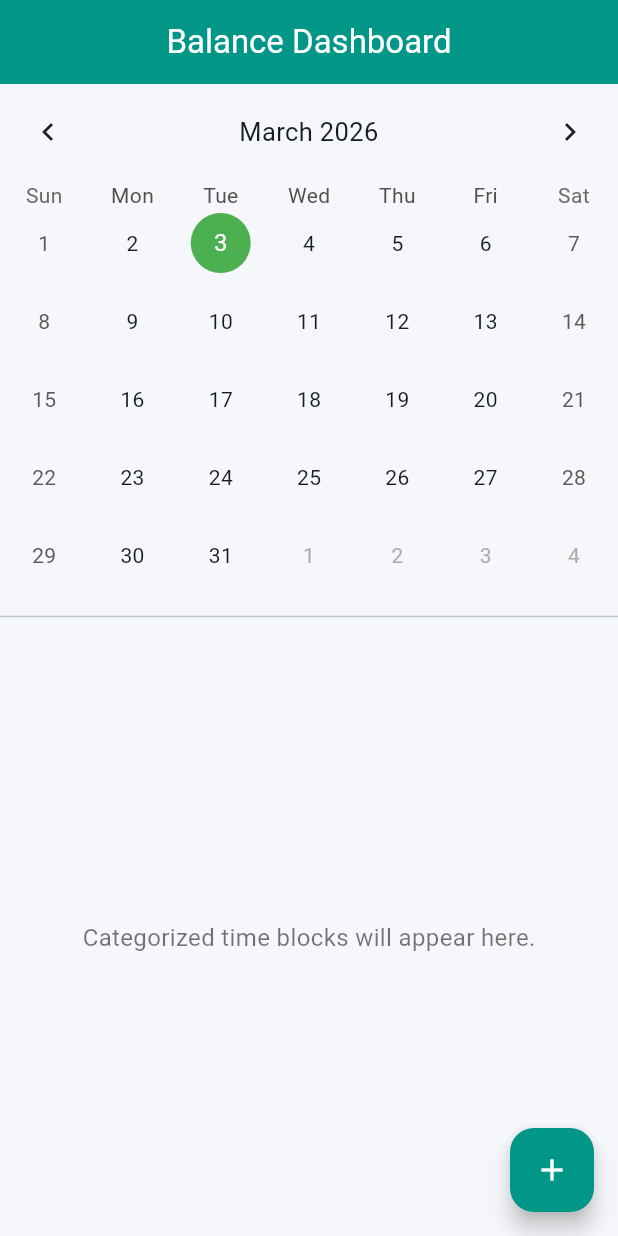
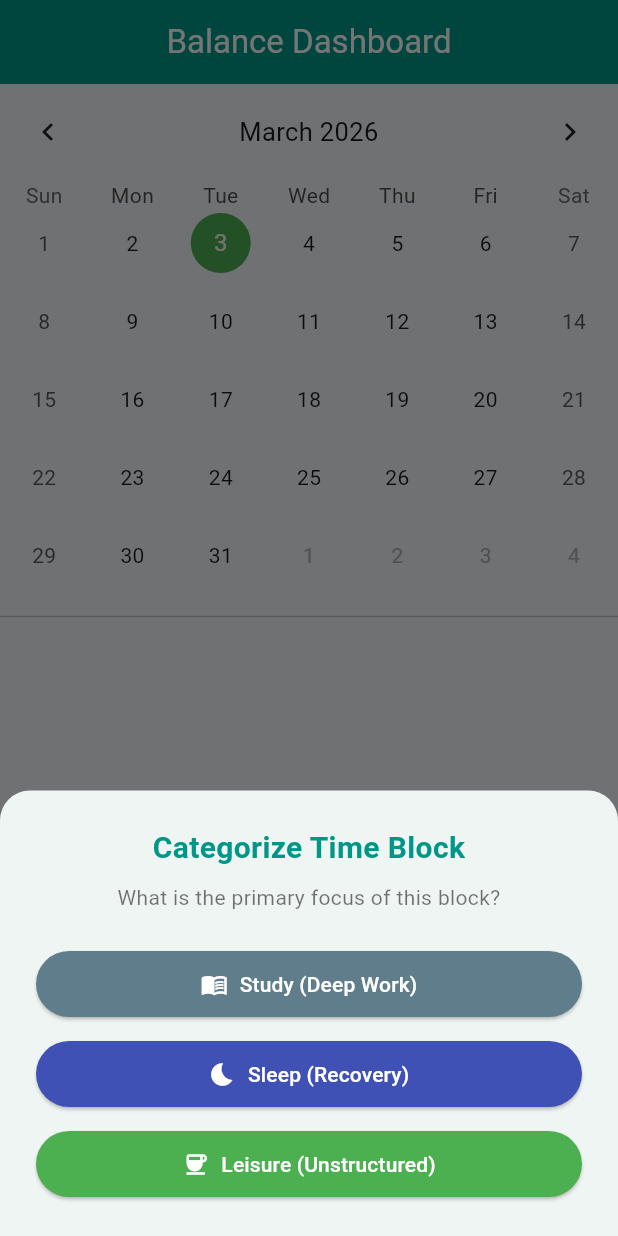
Before and after one commit to KumarS14/balance_app, a Flutter app: the screen it shows after launch, after a tap on the "add" icon, on a phone screen of 412 x 824 dp. Run offline on Flutter 3.47's test engine with Material 3 defaults, Android fonts, the light colour scheme and no system bars; drawn by our look-alikes of table_calendar; our stand-ins replace sqflite; accounts and stored records are empty.

Commit message:
feat: implement local SQLite database for Privacy-First time block storage

```diff
--- a/lib/database_helper.dart
+++ b/lib/database_helper.dart
@@ -0,0 +1,45 @@
+import 'package:sqflite/sqflite.dart';
+import 'package:path/path.dart';
+import 'package:path_provider/path_provider.dart';
+
+class DatabaseHelper {
+  // Implementing a Singleton pattern so only one database connection exists at a time
+  static final DatabaseHelper instance = DatabaseHelper._init();
+  static Database? _database;
+
+  DatabaseHelper._init();
+
+  Future<Database> get database async {
+    if (_database != null) return _database!;
+    _database = await _initDB('balance_habits.db');
+    return _database!;
+  }
+
+  // I used path_provider here to solve the challenge of cross-platform local storage.
+  // This ensures the database is saved securely on the user's specific device,
+  // fulfilling my 'Privacy-First' requirement.
+  Future<Database> _initDB(String filePath) async {
+    final dbFolder = await getApplicationDocumentsDirectory();
+    final path = join(dbFolder.path, filePath);
+
+    return await openDatabase(path, version: 1, onCreate: _createDB);
+  }
+
+  // Creating the schema based on the ERD diagram in my design specification
+  Future _createDB(Database db, int version) async {
+    await db.execute('''
+      CREATE TABLE time_blocks (
+        id INTEGER PRIMARY KEY AUTOINCREMENT,
+        category TEXT NOT NULL,
+        date TEXT NOT NULL,
+        is_productive INTEGER NOT NULL
+      )
+    ''');
+  }
+
+  // Function to save the user's categorized time blocks locally
+  Future<int> insertTimeBlock(Map<String, dynamic> row) async {
+    final db = await instance.database;
+    return await db.insert('time_blocks', row);
+  }
+}
--- a/lib/main.dart
+++ b/lib/main.dart
@@ -1,10 +1,10 @@
 import 'package:flutter/material.dart';
 import 'package:table_calendar/table_calendar.dart';
+import 'database_helper.dart'; // Connecting my local database helper
 
 void main() {
   // I must ensure Flutter bindings are initialized before running the app.
   // This is a strict technical requirement for my Local-First SQLite architecture
-  // to access the device's hard drive and protect user privacy.
   WidgetsFlutterBinding.ensureInitialized();
   runApp(const BalanceApp());
 }
@@ -16,16 +16,13 @@ class BalanceApp extends StatelessWidget {
   Widget build(BuildContext context) {
     return MaterialApp(
       title: 'Balance: Life Management',
-      debugShowCheckedModeBanner: false, // I removed the debug banner to maintain a clean UI for testing.
+      debugShowCheckedModeBanner: false,
       theme: ThemeData(
-        // I implemented this Teal and Green colour palette based on my visual research.
-        // It deliberately reduces visual stress and contrasts with the anxiety-inducing
-        // reds I observed in competitor apps like Pomofocus.
         colorScheme: ColorScheme.fromSeed(
           seedColor: Colors.teal,
           primary: Colors.teal,
           secondary: Colors.green,
-          surface: const Color(0xFFF5F7FA), // Calming off-white background
+          surface: const Color(0xFFF5F7FA),
         ),
         useMaterial3: true,
         appBarTheme: const AppBarTheme(
@@ -48,10 +45,99 @@ class BalanceDashboard extends StatefulWidget {
 }
 
 class _BalanceDashboardState extends State<BalanceDashboard> {
-  // These variables manage my calendar state, which I designed specifically
-  // to support the 'Reflection' stage of the Personal Informatics model.
   DateTime _focusedDay = DateTime.now();
   DateTime? _selectedDay;
+
+  // I engineered this method to trigger the 'Time Locking' mechanism.
+  void _showTimeLockingModal(BuildContext context) {
+    showModalBottomSheet(
+      context: context,
+      shape: const RoundedRectangleBorder(
+        borderRadius: BorderRadius.vertical(top: Radius.circular(20)),
+      ),
+      builder: (BuildContext context) {
+        return Padding(
+          padding: const EdgeInsets.all(24.0),
+          child: Column(
+            mainAxisSize: MainAxisSize.min,
+            crossAxisAlignment: CrossAxisAlignment.stretch,
+            children: [
+              const Text(
+                'Categorize Time Block',
+                style: TextStyle(fontSize: 20, fontWeight: FontWeight.bold, color: Colors.teal),
+                textAlign: TextAlign.center,
+              ),
+              const SizedBox(height: 8),
+              const Text(
+                'What is the primary focus of this block?',
+                style: TextStyle(fontSize: 14, color: Colors.black54),
+                textAlign: TextAlign.center,
+              ),
+              const SizedBox(height: 24),
+
+              // Categorisation Buttons mapping directly to my local SQLite DB
+              ElevatedButton.icon(
+                onPressed: () async {
+                  await DatabaseHelper.instance.insertTimeBlock({
+                    'category': 'Study',
+                    'date': _selectedDay?.toIso8601String() ?? DateTime.now().toIso8601String(),
+                    'is_productive': 1,
+                  });
+                  if (context.mounted) Navigator.pop(context);
+                  debugPrint("Saved Study block to local SQLite DB");
+                },
+                icon: const Icon(Icons.menu_book),
+                label: const Text('Study (Deep Work)'),
+                style: ElevatedButton.styleFrom(
+                  backgroundColor: Colors.blueGrey,
+                  foregroundColor: Colors.white,
+                  padding: const EdgeInsets.symmetric(vertical: 12),
+                ),
+              ),
+              const SizedBox(height: 12),
+              ElevatedButton.icon(
+                onPressed: () async {
+                  await DatabaseHelper.instance.insertTimeBlock({
+                    'category': 'Sleep',
+                    'date': _selectedDay?.toIso8601String() ?? DateTime.now().toIso8601String(),
+                    'is_productive': 1,
+                  });
+                  if (context.mounted) Navigator.pop(context);
+                  debugPrint("Saved Sleep block to local SQLite DB");
+                },
+                icon: const Icon(Icons.bedtime),
+                label: const Text('Sleep (Recovery)'),
+                style: ElevatedButton.styleFrom(
+                  backgroundColor: Colors.indigo,
+                  foregroundColor: Colors.white,
+                  padding: const EdgeInsets.symmetric(vertical: 12),
+                ),
+              ),
+              const SizedBox(height: 12),
+              ElevatedButton.icon(
+                onPressed: () async {
+                  await DatabaseHelper.instance.insertTimeBlock({
+                    'category': 'Leisure',
+                    'date': _selectedDay?.toIso8601String() ?? DateTime.now().toIso8601String(),
+                    'is_productive': 0,
+                  });
+                  if (context.mounted) Navigator.pop(context);
+                  debugPrint("Saved Leisure block to local SQLite DB");
+                },
+                icon: const Icon(Icons.coffee),
+                label: const Text('Leisure (Unstructured)'),
+                style: ElevatedButton.styleFrom(
+                  backgroundColor: Colors.green,
+                  foregroundColor: Colors.white,
+                  padding: const EdgeInsets.symmetric(vertical: 12),
+                ),
+              ),
+            ],
+          ),
+        );
+      },
+    );
+  }
 
   @override
   Widget build(BuildContext context) {
@@ -61,7 +147,6 @@ class _BalanceDashboardState extends State<BalanceDashboard> {
       ),
       body: Column(
         children: [
-          // The Interactive Table Calendar for the Reflection Stage
           TableCalendar(
             firstDay: DateTime.utc(2024, 1, 1),
             lastDay: DateTime.utc(2030, 12, 31),
@@ -77,23 +162,22 @@ class _BalanceDashboardState extends State<BalanceDashboard> {
             },
             calendarStyle: const CalendarStyle(
               todayDecoration: BoxDecoration(
-                color: Colors.green, // Calm visual indicator for the current day
+                color: Colors.green,
                 shape: BoxShape.circle,
               ),
               selectedDecoration: BoxDecoration(
-                color: Colors.teal, // Primary focus indicator for user selection
+                color: Colors.teal,
                 shape: BoxShape.circle,
               ),
             ),
             headerStyle: const HeaderStyle(
-              formatButtonVisible: false, // I am hiding extra buttons to prevent UI clutter
+              formatButtonVisible: false,
               titleCentered: true,
             ),
           ),
 
           const Divider(height: 30, thickness: 1),
 
-          // Area reserved for rendering the categorized time blocks (Study, Sleep, Leisure)
           const Expanded(
             child: Center(
               child: Text(
@@ -105,13 +189,8 @@ class _BalanceDashboardState extends State<BalanceDashboard> {
         ],
       ),
 
-      // I designed this Floating Action Button as the trigger for my 'Time Locking'
-      // feature to introduce friction and force a cognitive pause.
       floatingActionButton: FloatingActionButton(
-        onPressed: () {
-          // TODO: Implement the Time Locking Category Modal (Study, Sleep, Leisure)
-          debugPrint("Time Locking trigger pressed");
-        },
+        onPressed: () => _showTimeLockingModal(context),
         backgroundColor: Colors.teal,
         tooltip: 'Add Categorized Time Block',
         child: const Icon(Icons.add, color: Colors.white),
```
